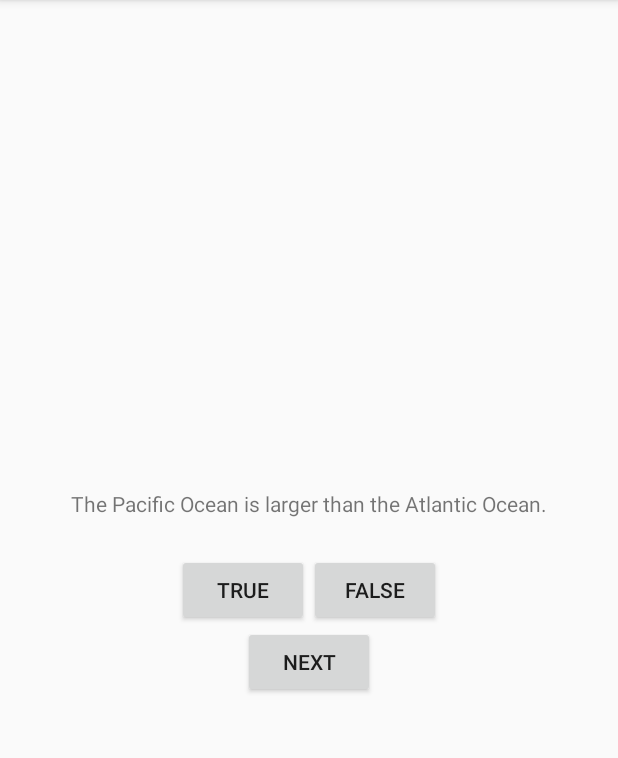
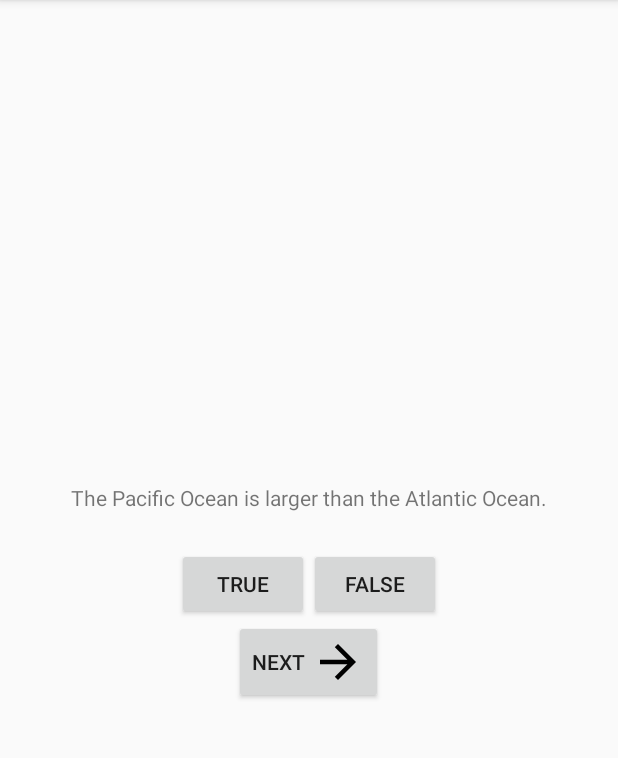
Before and after one commit to andersmurphy/geo-quiz, an Android app: the screen it shows after launch (QuizActivity), on a phone screen of 412 x 824 dp, the part 84-842 px from its top. Run offline under Robolectric (Android 15) with nearby library versions, the phone set to English and light mode, and no system bars.

Commit message:
adds arrow icons.

```diff
--- a/app/src/main/res/layout/activity_quiz.xml
+++ b/app/src/main/res/layout/activity_quiz.xml
@@ -35,6 +35,8 @@
         android:id="@+id/next_button"
         android:layout_width="wrap_content"
         android:layout_height="wrap_content"
-        android:text="@string/next_button"/>
+        android:text="@string/next_button"
+        android:drawableRight="@drawable/ic_arrow_forward_black"
+        android:drawablePadding="4dp"/>
 
 </LinearLayout>
```
Also changed, not shown: app/src/main/res/drawable-hdpi/ic_arrow_forward_black.png (added), app/src/main/res/drawable-mdpi/ic_arrow_forward_black.png (added), app/src/main/res/drawable-xhdpi/ic_arrow_forward_black.png (added), app/src/main/res/drawable-xxhdpi/ic_arrow_forward_black.png (added).
